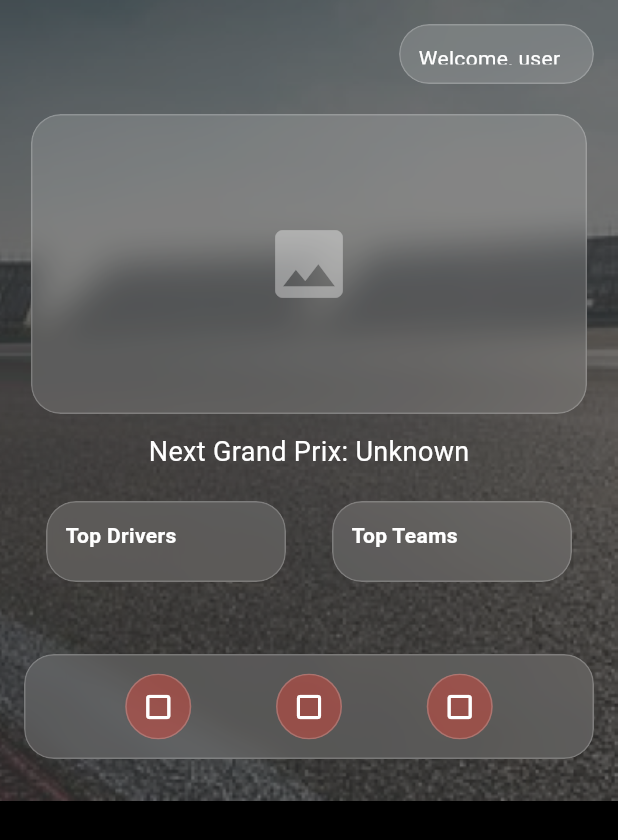
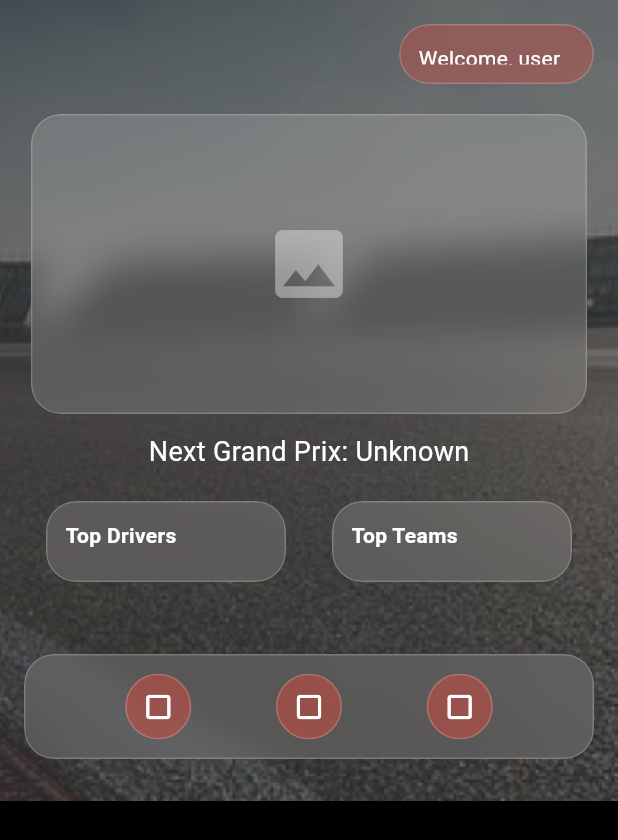
Before and after one commit to devlin-hahn04/Trackside, a Flutter app: the HomePage screen opened directly, on a phone screen of 412 x 824 dp. Shown: the top 840 px of the screen. Run offline on Flutter 3.47's test engine with Material 3 defaults, Android fonts, the light colour scheme and no system bars; our stand-ins replace device_preview, google_fonts, supabase, supabase_flutter; accounts and stored records are empty.

Commit message:
colors for user bubble and inner pts bubbles

```diff
--- a/lib/home.dart
+++ b/lib/home.dart
@@ -50,6 +50,7 @@ class HomePage extends StatelessWidget {
                                 ),
                                 width: 130,
                                 height: 40,
+                                color: Colors.red.withOpacity(.3),
                               ),
                             ],
                           ),
@@ -162,7 +163,8 @@ class HomePage extends StatelessWidget {
     required Widget child,
     double? width,
     double? height,
-    bool noPadding= false,
+    bool noPadding = false,
+    Color color = const Color.fromRGBO(255, 255, 255, 0.15), // default same as before
   }) {
     return ClipRRect(
       borderRadius: BorderRadius.circular(20),
@@ -171,9 +173,9 @@ class HomePage extends StatelessWidget {
         child: Container(
           width: width,
           height: height,
-          padding: const EdgeInsets.all(12),
+          padding: noPadding ? EdgeInsets.zero : const EdgeInsets.all(12),
           decoration: BoxDecoration(
-            color: Colors.white.withOpacity(0.15),
+            color: color,
             borderRadius: BorderRadius.circular(20),
             border: Border.all(color: Colors.white.withOpacity(0.2)),
           ),
@@ -182,6 +184,7 @@ class HomePage extends StatelessWidget {
       ),
     );
   }
+
 
   // Ranking Card (Driver/Team)
   static Widget _rankingCard(String title, List<MapEntry<String, int>> entries) {
@@ -200,6 +203,7 @@ class HomePage extends StatelessWidget {
               padding: const EdgeInsets.symmetric(vertical: 6),
               child: _glassContainer(
                 width: 120,
+                color: Colors.red.withOpacity(.3),
                 child: Padding(
                   padding: const EdgeInsets.symmetric(vertical: 8),
                   child: Column(
```
